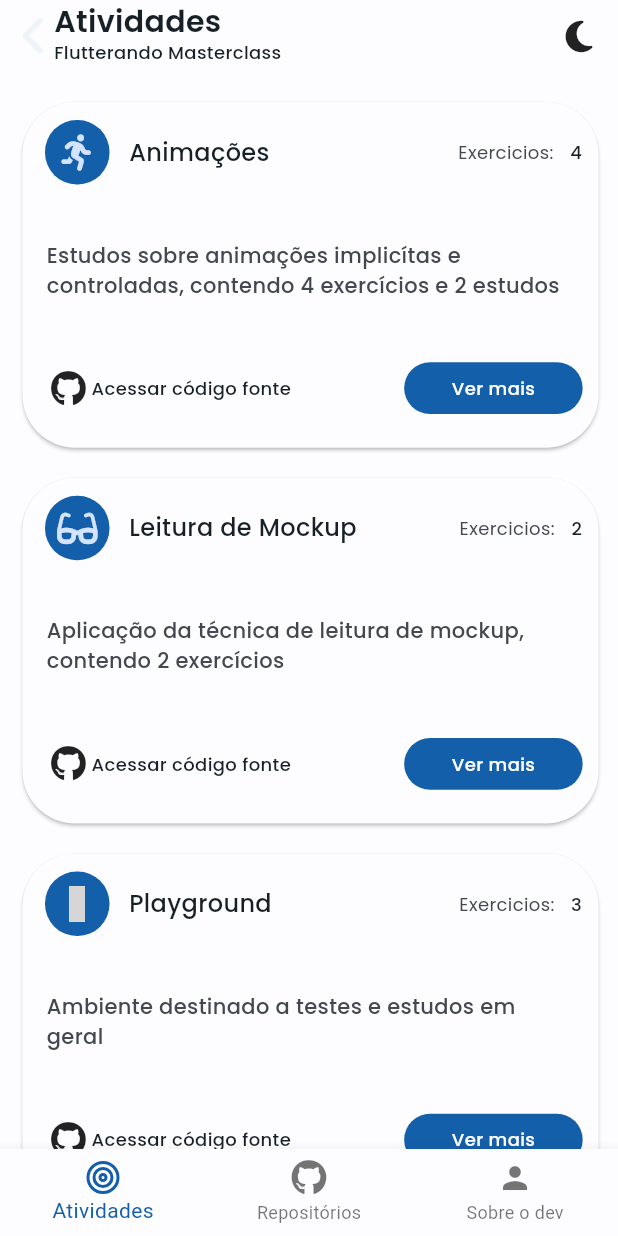
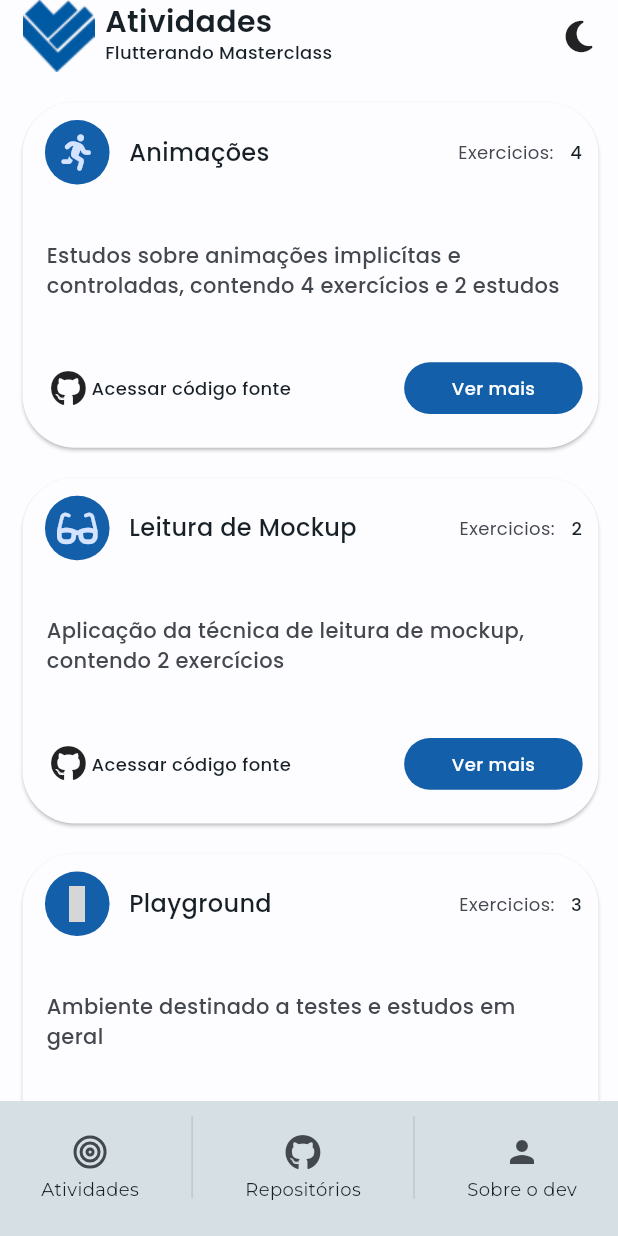
Before and after one commit to emersoncavalcanti/flutterando_mockup_playground, a Flutter app: the screen it shows after launch, on a phone screen of 412 x 824 dp. Run offline on Flutter 3.47's test engine with Material 2 defaults, Android fonts, the phone set to English and light mode, and no system bars; our stand-ins replace feather_icons, font_awesome_flutter, material_symbols_icons; grey boxes are pictures that could not be loaded.

Commit message:
custom bottom nav bar

```diff
--- a/lib/pages/activities_page/activities_page.dart
+++ b/lib/pages/activities_page/activities_page.dart
@@ -20,11 +20,11 @@ class ActivitiesPageState extends State<ActivitiesPage> {
     return ListView(
       children: [
         const SafeArea(
-            child: Header(
-          image: 'assets/images/arrow-back.png',
-          title: 'Atividades',
-          subtitle: 'Flutterando Masterclass',
-        )),
+          child: Header(
+            title: 'Atividades',
+            subtitle: 'Flutterando Masterclass',
+          ),
+        ),
         CustomCard(
             icon: FontAwesomeIcons.personRunning,
             title: 'Animações',
--- a/lib/pages/animations_page.dart
+++ b/lib/pages/animations_page.dart
@@ -10,6 +10,7 @@ class AnimationsPage extends StatelessWidget {
     return const Scaffold(
       body: SafeArea(
         child: Header(
+          backPage: true,
           title: 'Animações',
           subtitle: 'Flutterando Masterclass',
         ),
--- a/lib/pages/base_page.dart
+++ b/lib/pages/base_page.dart
@@ -1,10 +1,10 @@
+import 'package:feather_icons/feather_icons.dart';
 import 'package:flutter/material.dart';
 import 'package:flutterando_mockup/pages/about_dev_page.dart';
 import 'package:flutterando_mockup/pages/activities_page/activities_page.dart';
 import 'package:flutterando_mockup/pages/repositories_page.dart';
 import 'package:flutterando_mockup/pages/theme_inherited.dart';
 import 'package:font_awesome_flutter/font_awesome_flutter.dart';
-import 'package:feather_icons/feather_icons.dart';
 
 import '../src/themes/color_schemes.g.dart';
 
@@ -39,8 +39,18 @@ class BaseScreenState extends State<BaseScreen> {
     });
   }
 
+  changePage(page) {
+    pc.animateToPage(
+      page,
+      duration: const Duration(microseconds: 400),
+      curve: Curves.bounceIn,
+    );
+  }
+
   @override
   Widget build(BuildContext context) {
+    final size = MediaQuery.of(context).size;
+
     return MaterialApp(
       debugShowCheckedModeBanner: false,
       themeMode: _themeMode,
@@ -49,7 +59,9 @@ class BaseScreenState extends State<BaseScreen> {
       home: ThemeInherited(
         themeMode: _themeMode,
         child: Scaffold(
-          body: PageView(
+          body: Stack(
+            children: [
+              PageView(
                 controller: pc,
                 onPageChanged: setCurrentPage,
                 children: const [
@@ -58,29 +70,84 @@ class BaseScreenState extends State<BaseScreen> {
                   AboutDevPage(),
                 ],
               ),
-          bottomNavigationBar: BottomNavigationBar(
-            currentIndex: currentPage,
-            items: const [
-              BottomNavigationBarItem(
-                icon: Icon(FeatherIcons.target),
-                label: 'Atividades',
+              Positioned(
+                bottom: 0,
+                left: 0,
+                child: Container(
+                  padding: const EdgeInsets.only(top: 10, bottom: 25),
+                  width: size.width,
+                  height: 90,
+                  color: themeMode == ThemeMode.dark
+                      ? darkColorScheme.background
+                      : lightColorScheme.background,
+                  child: Stack(
+                    children: [
+                      SizedBox(
+                        width: size.width,
+                        height: 80,
+                        child: Row(
+                          mainAxisAlignment: MainAxisAlignment.spaceEvenly,
+                          children: [
+                            Column(
+                              children: [
+                                IconButton(
+                                  onPressed: () => changePage(0),
+                                  icon: const Icon(
+                                    FeatherIcons.target,
                                   ),
-              BottomNavigationBarItem(
-                icon: Icon(FontAwesomeIcons.github),
-                label: 'Repositórios',
                                 ),
-              BottomNavigationBarItem(
-                icon: Icon(Icons.person),
-                label: 'Sobre o dev',
+                                const Text(
+                                  'Atividades',
+                                  style: TextStyle(
+                                    fontFamily: 'Montserrat-Regular',
+                                    fontSize: 12,
+                                    height: 0.1,
+                                  ),
+                                ),
+                              ],
+                            ),
+                            const VerticalDivider(),
+                            Column(
+                              children: [
+                                IconButton(
+                                  onPressed: () => changePage(1),
+                                  icon: const Icon(FontAwesomeIcons.github),
+                                ),
+                                const Text(
+                                  'Repositórios',
+                                  style: TextStyle(
+                                    fontFamily: 'Montserrat-Regular',
+                                    fontSize: 12,
+                                    height: 0.1,
+                                  ),
+                                ),
+                              ],
+                            ),
+                            const VerticalDivider(),
+                            Column(
+                              children: [
+                                IconButton(
+                                  onPressed: () => changePage(2),
+                                  icon: const Icon(Icons.person),
+                                ),
+                                const Text(
+                                  'Sobre o dev',
+                                  style: TextStyle(
+                                    fontFamily: 'Montserrat-Regular',
+                                    fontSize: 12,
+                                    height: 0.1,
+                                  ),
+                                ),
+                              ],
+                            ),
+                          ],
+                        ),
+                      ),
+                    ],
+                  ),
+                ),
               )
             ],
-            onTap: (page) {
-              pc.animateToPage(
-                page,
-                duration: const Duration(microseconds: 400),
-                curve: Curves.bounceIn,
-              );
-            },
           ),
         ),
       ),
--- /dev/null
+++ b/lib/pages/bottom_nav.dart
@@ -0,0 +1,43 @@
+import 'package:feather_icons/feather_icons.dart';
+import 'package:flutter/material.dart';
+import 'package:font_awesome_flutter/font_awesome_flutter.dart';
+
+class BottomNav extends StatefulWidget {
+  const BottomNav({super.key});
+
+  @override
+  State<BottomNav> createState() => _BottomNavState();
+}
+
+class _BottomNavState extends State<BottomNav> {
+  int currentPage = 0;
+  late PageController pc;
+
+  @override
+  Widget build(BuildContext context) {
+    return BottomNavigationBar(
+      currentIndex: currentPage,
+      items: const [
+        BottomNavigationBarItem(
+          icon: Icon(FeatherIcons.target),
+          label: 'Atividades',
+        ),
+        BottomNavigationBarItem(
+          icon: Icon(FontAwesomeIcons.github),
+          label: 'Repositórios',
+        ),
+        BottomNavigationBarItem(
+          icon: Icon(Icons.person),
+          label: 'Sobre o dev',
+        )
+      ],
+      onTap: (page) {
+        pc.animateToPage(
+          page,
+          duration: const Duration(microseconds: 400),
+          curve: Curves.bounceIn,
+        );
+      },
+    );
+  }
+}
--- a/lib/src/shared/header.dart
+++ b/lib/src/shared/header.dart
@@ -6,13 +6,13 @@ import '../../pages/theme_inherited.dart';
 class Header extends StatefulWidget {
   final String title;
   final String subtitle;
-  final String? image;
+  final bool backPage;
 
   const Header({
     super.key,
     required this.title,
     required this.subtitle,
-    this.image = 'assets/images/logo.png',
+    this.backPage = false,
   });
 
   @override
@@ -38,7 +38,14 @@ class _HeaderState extends State<Header> {
               flex: 0,
               child: Container(
                 alignment: Alignment.centerLeft,
-                child: Image.asset(widget.image!),
+                child: widget.backPage
+                    ? InkWell(
+                        child: const Icon(Icons.arrow_back_ios),
+                        onTap: () {
+                          Navigator.pop(context);
+                        },
+                      )
+                    : Image.asset('assets/images/logo.png'),
               ),
             ),
             Expanded(
```
Also changed, not shown: assets/images/toys_fan.svg (deleted). Lines whose indentation alone changed are shown as unchanged.
